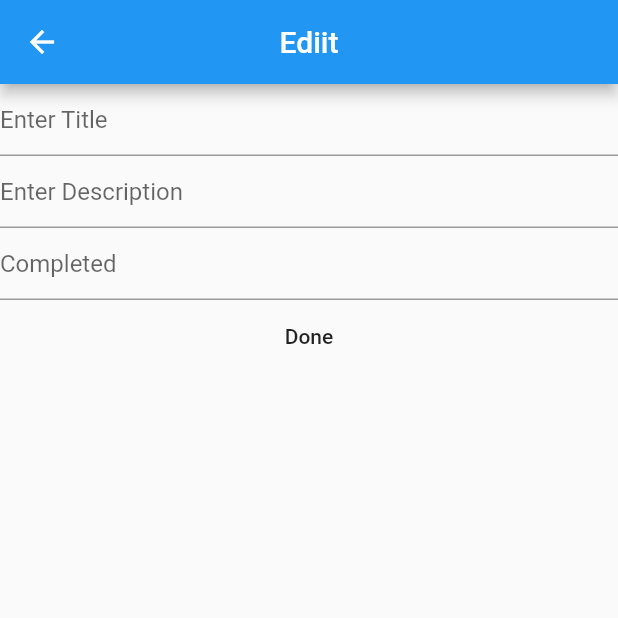
After one commit to akarshbarar/ToDoList, a Flutter app: the EditPage screen opened by its route, on a phone screen of 412 x 824 dp, the top half of it. The commit adds this screen. Run offline on Flutter 3.47's test engine with Material 2 defaults, Android fonts, the phone set to English and light mode, and no system bars; network calls fail.

Commit message:
Edit page

```diff
--- /dev/null
+++ b/lib/EditPage.dart
@@ -0,0 +1,40 @@
+import 'package:flutter/material.dart';
+
+class EditPage extends StatefulWidget {
+  const EditPage({Key? key}) : super(key: key);
+
+  @override
+  _EditPageState createState() => _EditPageState();
+}
+
+class _EditPageState extends State<EditPage> {
+  @override
+  Widget build(BuildContext context) {
+    return SafeArea(
+        child: Scaffold(
+      appBar: AppBar(
+        title: Text("Ediit"),
+        centerTitle: true,
+      ),
+      body: Center(
+        child: Column(
+          children: [
+            TextField(
+              decoration: InputDecoration(hintText: "Enter Title"),
+            ),
+            TextField(
+              decoration: InputDecoration(hintText: "Enter Description"),
+            ),
+            TextField(
+              decoration: InputDecoration(hintText: "Completed "),
+            ),
+            MaterialButton(
+              onPressed: () {},
+              child: Text("Done"),
+            )
+          ],
+        ),
+      ),
+    ));
+  }
+}
--- a/lib/main.dart
+++ b/lib/main.dart
@@ -2,6 +2,7 @@ import 'dart:collection';
 import 'dart:convert';
 import 'package:flutter/material.dart';
 import 'package:http/http.dart' as http;
+import 'package:todoapp/EditPage.dart';
 import 'package:todoapp/ItemPage.dart';
 
 void main() {
@@ -19,7 +20,8 @@ class MyApp extends StatelessWidget {
       home: HomePage(),
       routes: {
         '/addItem': (context) => ItemPage(),
-        '/home': (context) => HomePage()
+        '/home': (context) => HomePage(),
+        '/edit': (context) => EditPage()
       },
     );
   }
@@ -78,6 +80,9 @@ class _HomePageState extends State<HomePage> {
                                     Navigator.of(context).pushNamed('/home');
                                   },
                                 ),
+                                onTap: () {
+                                  Navigator.of(context).pushNamed('/edit');
+                                },
                               );
                             });
                       } else {
```
